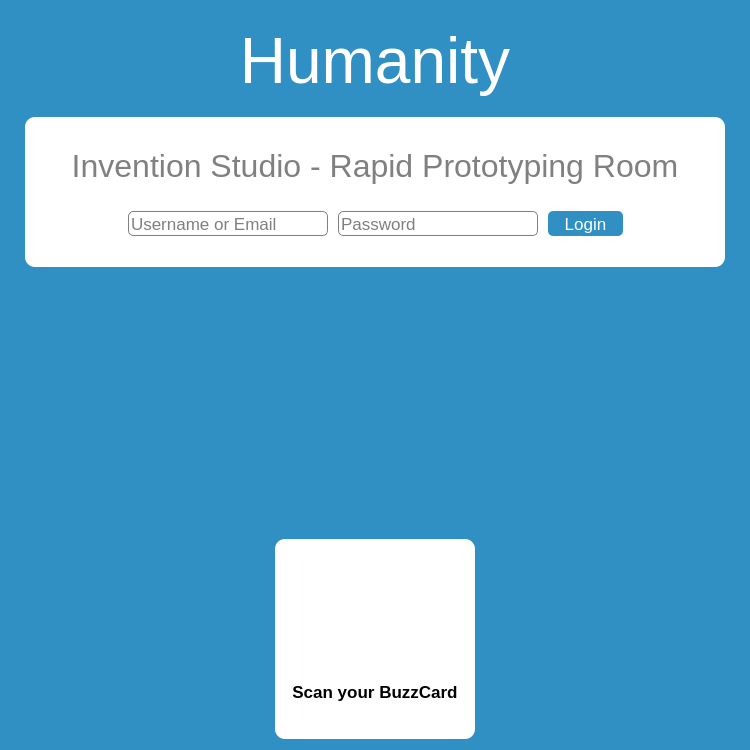
Qt form src/mainwindow.ui (Invention-Studio/Time-Clock-Card-Reader) before a commit.
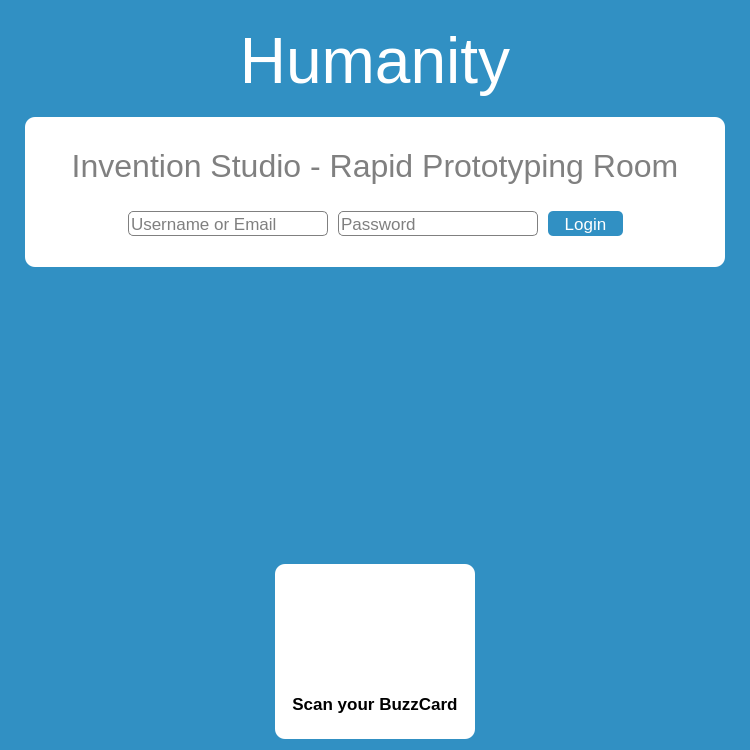
The same form after that commit. Icons and pictures are not drawn.

```diff
--- a/src/mainwindow.ui
+++ b/src/mainwindow.ui
@@ -330,13 +330,13 @@
         <property name="minimumSize">
          <size>
           <width>200</width>
-          <height>200</height>
+          <height>175</height>
          </size>
         </property>
         <property name="maximumSize">
          <size>
           <width>200</width>
-          <height>200</height>
+          <height>175</height>
          </size>
         </property>
         <property name="styleSheet">
```
